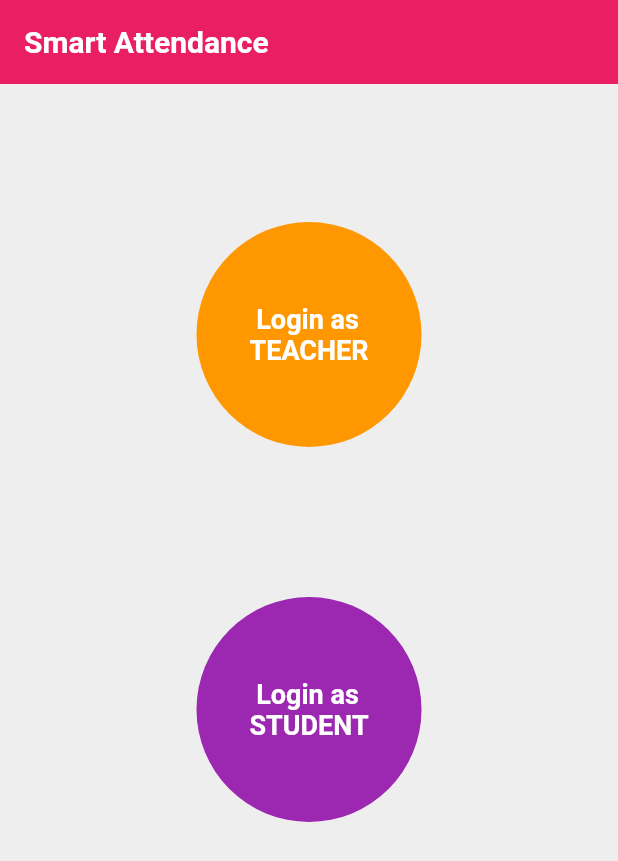
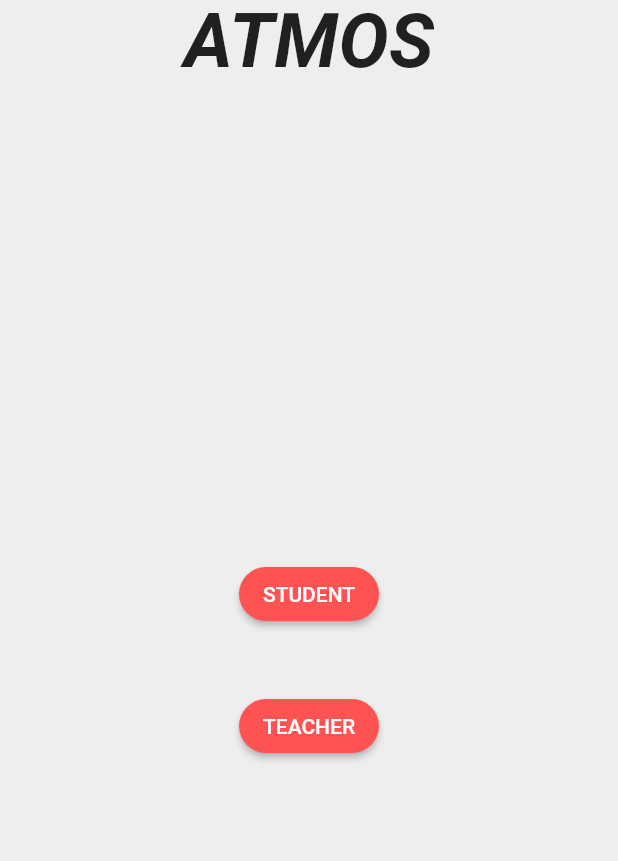
Before and after one commit to justinvgeorge2024/ATMOS_Mini_Project, a Flutter app: the screen it shows after launch, on a phone screen of 412 x 824 dp. Shown: the top 861 px of the screen. Run offline on Flutter 3.47's test engine with Material 2 defaults, Android fonts, the phone set to English and light mode, and no system bars; our stand-ins replace either_dart; missing offline and left inert: dart:ffi.

Commit message:
new commit

```diff
--- a/New_attempt/miniproject/lib/main.dart
+++ b/New_attempt/miniproject/lib/main.dart
@@ -1,5 +1,5 @@
 import 'package:flutter/material.dart';
-import 'package:miniproject/pages/register_page.dart';
+import 'package:miniproject/pages/select_operator.dart';
 
 void main() {
   runApp(const MyApp());
@@ -11,18 +11,14 @@ class MyApp extends StatelessWidget {
   @override
   Widget build(BuildContext context) {
     return MaterialApp(
+      theme: ThemeData(
+          appBarTheme: const AppBarTheme(
+        backgroundColor: Colors.transparent,
+        elevation: 0.0,
+      )),
+      home: const SelectOp(),
       debugShowCheckedModeBanner: false,
-      home: Scaffold(
-          backgroundColor: Colors.grey[200],
-          appBar: AppBar(
-            elevation: 0.0,
-            backgroundColor: Colors.pink,
-            title: const Text(
-              "Smart Attendance",
-              style: TextStyle(fontSize: 20, fontWeight: FontWeight.bold),
-            ),
-          ),
-          body: Registration()),
+      title: 'ATMOS',
     );
   }
 }
--- a/New_attempt/miniproject/lib/pages/register_page.dart
+++ /dev/null
@@ -1,75 +0,0 @@
-import 'package:flutter/material.dart';
-
-class Registration extends StatefulWidget {
-  const Registration({super.key});
-
-  @override
-  State<StatefulWidget> createState() {
-    return _RegistrationState();
-  }
-}
-
-class _RegistrationState extends State<Registration> {
-  @override
-  Widget build(BuildContext context) {
-    return ListView(padding: const EdgeInsets.all(2), children: <Widget>[
-      GestureDetector(
-        onTap: () {
-          Navigator.push(
-            context,
-            MaterialPageRoute(
-                builder: (context) => TeacherRootPage(
-                      auth: Auth(),
-                    )),
-          );
-        },
-        child: Padding(
-          padding: const EdgeInsets.all(80.0),
-          child: Container(
-            height: 150,
-            width: 100,
-            decoration: const BoxDecoration(
-              shape: BoxShape.circle,
-              color: Colors.orange,
-            ),
-            margin: const EdgeInsets.all(10.0),
-            child: const Center(
-                child: Text(' Login as \nTEACHER',
-                    style: TextStyle(
-                      color: Colors.white,
-                      fontWeight: FontWeight.bold,
-                      fontSize: 18.0,
-                    ))),
-          ),
-        ),
-      ),
-      GestureDetector(
-        onTap: () {
-          Navigator.push(
-            context,
-            MaterialPageRoute(
-                builder: (context) => StudentRootPage(
-                      auth: Auth(),
-                    )),
-          );
-        },
-        child: Container(
-          height: 150,
-          width: 100,
-          decoration: const BoxDecoration(
-            shape: BoxShape.circle,
-            color: Colors.purple,
-          ),
-          margin: const EdgeInsets.all(10.0),
-          child: const Center(
-            child: Text(' Login as \nSTUDENT',
-                style: TextStyle(
-                    fontWeight: FontWeight.bold,
-                    fontSize: 18.0,
-                    color: Colors.white)),
-          ),
-        ),
-      ),
-    ]);
-  }
-}
--- /dev/null
+++ b/New_attempt/miniproject/lib/pages/select_operator.dart
@@ -0,0 +1,69 @@
+import 'package:flutter/material.dart';
+import 'package:miniproject/pages/student_login.dart';
+import 'package:miniproject/pages/teacher_login.dart';
+
+class SelectOp extends StatelessWidget {
+  const SelectOp({super.key});
+
+  @override
+  Widget build(BuildContext context) {
+    return Scaffold(
+      backgroundColor: Colors.grey[200],
+      appBar: AppBar(
+        elevation: 0.0,
+        backgroundColor: Colors.transparent,
+        centerTitle: true,
+        title: const Text(
+          "ATMOS",
+          style: TextStyle(
+            fontSize: 50,
+            fontStyle: FontStyle.italic,
+            fontWeight: FontWeight.bold,
+            color: Colors.black87,
+          ),
+        ),
+      ),
+      body: SafeArea(
+        child: Padding(
+          padding: const EdgeInsets.all(10.0),
+          child: Center(
+            child: Column(
+              mainAxisAlignment: MainAxisAlignment.center,
+              children: [
+                Padding(
+                  padding: const EdgeInsets.all(20.0),
+                  child: ElevatedButton(
+                    onPressed: () {
+                      Navigator.of(context).pushReplacement(MaterialPageRoute(
+                          builder: (context) => const StudentLogin()));
+                    },
+                    style: ElevatedButton.styleFrom(
+                      backgroundColor: Colors.redAccent,
+                      shape: RoundedRectangleBorder(
+                          borderRadius: BorderRadius.circular(20)),
+                    ),
+                    child: const Text("STUDENT"),
+                  ),
+                ),
+                Padding(
+                  padding: const EdgeInsets.all(20.0),
+                  child: ElevatedButton(
+                      onPressed: () {
+                        Navigator.of(context).pushReplacement(MaterialPageRoute(
+                            builder: (context) => const TeacherLogin()));
+                      },
+                      style: ElevatedButton.styleFrom(
+                        backgroundColor: Colors.redAccent,
+                        shape: RoundedRectangleBorder(
+                            borderRadius: BorderRadius.circular(20)),
+                      ),
+                      child: const Text("TEACHER")),
+                ),
+              ],
+            ),
+          ),
+        ),
+      ),
+    );
+  }
+}
```
Also changed, not shown: New_attempt/miniproject/lib/pages/qr_gen.dart (added, +16 -0 lines), New_attempt/miniproject/lib/pages/qr_scan.dart (added, +16 -0 lines), New_attempt/miniproject/lib/pages/student_login.dart (added, +96 -0 lines), New_attempt/miniproject/lib/pages/students_home.dart (added, +52 -0 lines), New_attempt/miniproject/lib/pages/students_regs.dart (added, +83 -0 lines), New_attempt/miniproject/lib/pages/teacher_login.dart (added, +96 -0 lines), New_attempt/miniproject/lib/pages/teachers_home.dart (added, +52 -0 lines), New_attempt/miniproject/lib/pages/teachers_regs.dart (added, +79 -0 lines), New_attempt/miniproject/lib/services/authentication.dart (deleted, +0 -59 lines).
